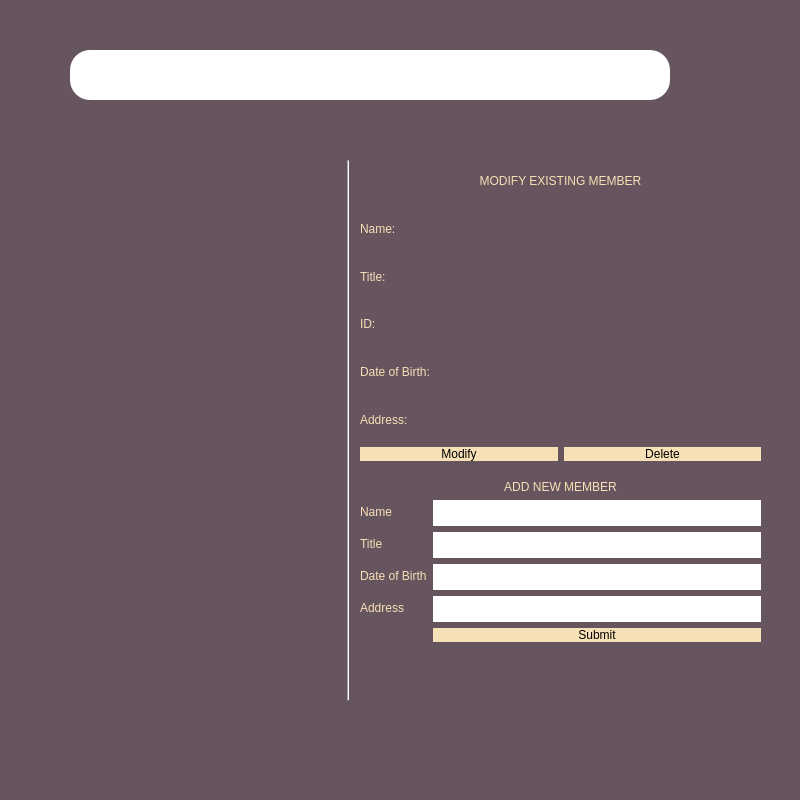
Before: the Qt Designer form development/client/GUI/hr_member.ui in ball2004244/KIPE-member-management, drawn with Qt 5.
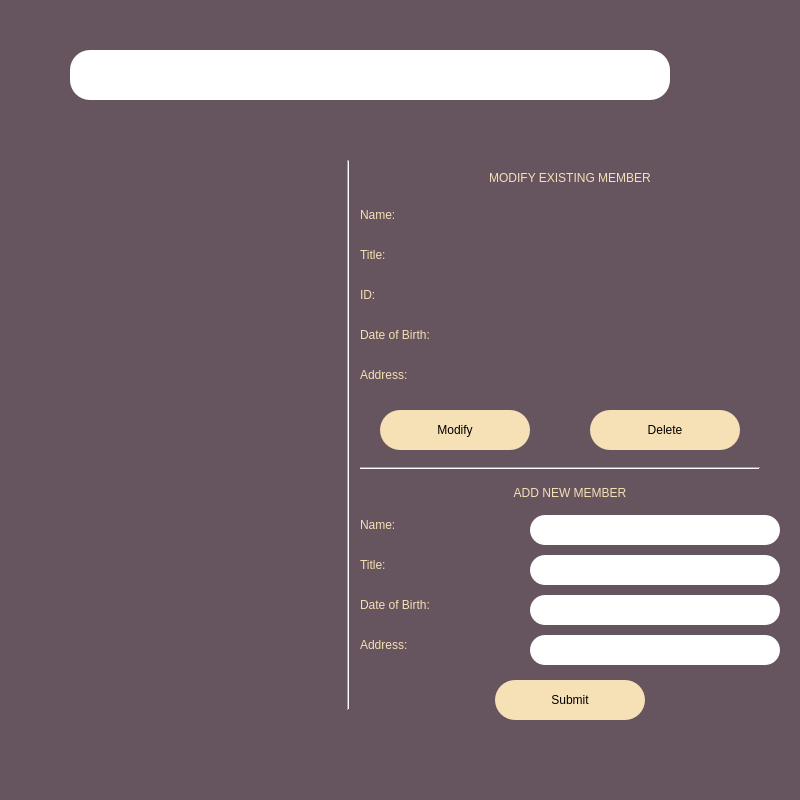
After: the same form once the commit is applied. Icons and pictures are not drawn.

Commit message: Finished Hr GUI, working on Member GUI

What changed in the file:
```diff
--- a/development/client/GUI/hr_member.ui
+++ b/development/client/GUI/hr_member.ui
@@ -120,7 +120,7 @@
      </property>
      <property name="icon">
       <iconset>
-       <normaloff>E:/Tam/Programming/software/Message_Platform/client/desktop/GUI/Resource/default_avatar.png</normaloff>E:/Tam/Programming/software/Message_Platform/client/desktop/GUI/Resource/default_avatar.png</iconset>
+       <normaloff>../../../../../../../software/Message_Platform/client/desktop/GUI/Resource/default_avatar.png</normaloff>../../../../../../../software/Message_Platform/client/desktop/GUI/Resource/default_avatar.png</iconset>
      </property>
      <property name="iconSize">
       <size>
@@ -132,35 +132,28 @@
       <bool>false</bool>
      </property>
     </widget>
-    <widget class="QWidget" name="modify_form_container" native="true">
+    <widget class="Line" name="line">
      <property name="geometry">
       <rect>
-       <x>360</x>
+       <x>340</x>
        <y>160</y>
-       <width>401</width>
-       <height>301</height>
+       <width>16</width>
+       <height>550</height>
       </rect>
      </property>
-     <layout class="QVBoxLayout" name="modify_form">
-      <item>
-       <widget class="QLabel" name="form_name">
-        <property name="styleSheet">
-         <string notr="true">font: 75 20pt &quot;MS Shell Dlg 2&quot;; 
-color: rgb(246, 224, 181);
-text-align: right;</string>
-        </property>
-        <property name="text">
-         <string>MODIFY EXISTING MEMBER</string>
-        </property>
-        <property name="alignment">
-         <set>Qt::AlignCenter</set>
-        </property>
-       </widget>
-      </item>
-      <item>
-       <layout class="QHBoxLayout" name="horizontalLayout_7">
-        <item>
+     <property name="orientation">
+      <enum>Qt::Vertical</enum>
+     </property>
+    </widget>
          <widget class="QLabel" name="name_label">
+     <property name="geometry">
+      <rect>
+       <x>360</x>
+       <y>200</y>
+       <width>180</width>
+       <height>30</height>
+      </rect>
+     </property>
           <property name="styleSheet">
            <string notr="true">font: 75 20pt &quot;MS Shell Dlg 2&quot;; 
 color: rgb(246, 224, 181);
@@ -173,28 +166,15 @@
            <set>Qt::AlignLeading|Qt::AlignLeft|Qt::AlignVCenter</set>
           </property>
          </widget>
-        </item>
-        <item>
-         <widget class="QLabel" name="name_field">
-          <property name="styleSheet">
-           <string notr="true">font: 75 20pt &quot;MS Shell Dlg 2&quot;; 
-color: rgb(246, 224, 181);
-text-align: right;</string>
-          </property>
-          <property name="text">
-           <string/>
-          </property>
-          <property name="alignment">
-           <set>Qt::AlignLeading|Qt::AlignLeft|Qt::AlignVCenter</set>
-          </property>
-         </widget>
-        </item>
-       </layout>
-      </item>
-      <item>
-       <layout class="QHBoxLayout" name="horizontalLayout_6">
-        <item>
          <widget class="QLabel" name="title">
+     <property name="geometry">
+      <rect>
+       <x>360</x>
+       <y>240</y>
+       <width>180</width>
+       <height>30</height>
+      </rect>
+     </property>
           <property name="styleSheet">
            <string notr="true">font: 75 20pt &quot;MS Shell Dlg 2&quot;; 
 color: rgb(246, 224, 181);
@@ -207,28 +187,15 @@
            <set>Qt::AlignLeading|Qt::AlignLeft|Qt::AlignVCenter</set>
           </property>
          </widget>
-        </item>
-        <item>
-         <widget class="QLabel" name="title_field">
-          <property name="styleSheet">
-           <string notr="true">font: 75 20pt &quot;MS Shell Dlg 2&quot;; 
-color: rgb(246, 224, 181);
-text-align: right;</string>
-          </property>
-          <property name="text">
-           <string/>
-          </property>
-          <property name="alignment">
-           <set>Qt::AlignLeading|Qt::AlignLeft|Qt::AlignVCenter</set>
-          </property>
-         </widget>
-        </item>
-       </layout>
-      </item>
-      <item>
-       <layout class="QHBoxLayout" name="horizontalLayout_5">
-        <item>
          <widget class="QLabel" name="id">
+     <property name="geometry">
+      <rect>
+       <x>360</x>
+       <y>280</y>
+       <width>40</width>
+       <height>30</height>
+      </rect>
+     </property>
           <property name="styleSheet">
            <string notr="true">font: 75 20pt &quot;MS Shell Dlg 2&quot;; 
 color: rgb(246, 224, 181);
@@ -241,28 +208,15 @@
            <set>Qt::AlignLeading|Qt::AlignLeft|Qt::AlignVCenter</set>
           </property>
          </widget>
-        </item>
-        <item>
-         <widget class="QLabel" name="id_field">
-          <property name="styleSheet">
-           <string notr="true">font: 75 20pt &quot;MS Shell Dlg 2&quot;; 
-color: rgb(246, 224, 181);
-text-align: right;</string>
-          </property>
-          <property name="text">
-           <string/>
-          </property>
-          <property name="alignment">
-           <set>Qt::AlignLeading|Qt::AlignLeft|Qt::AlignVCenter</set>
-          </property>
-         </widget>
-        </item>
-       </layout>
-      </item>
-      <item>
-       <layout class="QHBoxLayout" name="horizontalLayout_3">
-        <item>
          <widget class="QLabel" name="dob_label">
+     <property name="geometry">
+      <rect>
+       <x>360</x>
+       <y>320</y>
+       <width>180</width>
+       <height>30</height>
+      </rect>
+     </property>
           <property name="styleSheet">
            <string notr="true">font: 75 20pt &quot;MS Shell Dlg 2&quot;; 
 color: rgb(246, 224, 181);
@@ -275,28 +229,15 @@
            <set>Qt::AlignLeading|Qt::AlignLeft|Qt::AlignVCenter</set>
           </property>
          </widget>
-        </item>
-        <item>
-         <widget class="QLabel" name="dob_field">
-          <property name="styleSheet">
-           <string notr="true">font: 75 20pt &quot;MS Shell Dlg 2&quot;; 
-color: rgb(246, 224, 181);
-text-align: right;</string>
-          </property>
-          <property name="text">
-           <string/>
-          </property>
-          <property name="alignment">
-           <set>Qt::AlignLeading|Qt::AlignLeft|Qt::AlignVCenter</set>
-          </property>
-         </widget>
-        </item>
-       </layout>
-      </item>
-      <item>
-       <layout class="QHBoxLayout" name="horizontalLayout">
-        <item>
          <widget class="QLabel" name="address_label">
+     <property name="geometry">
+      <rect>
+       <x>360</x>
+       <y>360</y>
+       <width>180</width>
+       <height>30</height>
+      </rect>
+     </property>
           <property name="styleSheet">
            <string notr="true">font: 75 20pt &quot;MS Shell Dlg 2&quot;; 
 color: rgb(246, 224, 181);
@@ -309,30 +250,17 @@
            <set>Qt::AlignLeading|Qt::AlignLeft|Qt::AlignVCenter</set>
           </property>
          </widget>
-        </item>
-        <item>
-         <widget class="QLabel" name="address_field">
-          <property name="styleSheet">
-           <string notr="true">font: 75 20pt &quot;MS Shell Dlg 2&quot;; 
-color: rgb(246, 224, 181);
-text-align: right;</string>
-          </property>
-          <property name="text">
-           <string/>
-          </property>
-          <property name="alignment">
-           <set>Qt::AlignLeading|Qt::AlignLeft|Qt::AlignVCenter</set>
-          </property>
-         </widget>
-        </item>
-       </layout>
-      </item>
-      <item>
-       <layout class="QHBoxLayout" name="horizontalLayout_9">
-        <item>
          <widget class="QPushButton" name="modify_button">
+     <property name="geometry">
+      <rect>
+       <x>380</x>
+       <y>410</y>
+       <width>150</width>
+       <height>40</height>
+      </rect>
+     </property>
           <property name="styleSheet">
-           <string notr="true">border-radius: 25px;
+      <string notr="true">border-radius: 20px;
 background-color: rgb(246, 224, 181);
 font: 75 18pt &quot;MS Shell Dlg 2&quot;;</string>
           </property>
@@ -340,11 +268,17 @@
            <string>Modify</string>
           </property>
          </widget>
-        </item>
-        <item>
          <widget class="QPushButton" name="delete_button">
+     <property name="geometry">
+      <rect>
+       <x>590</x>
+       <y>410</y>
+       <width>150</width>
+       <height>40</height>
+      </rect>
+     </property>
           <property name="styleSheet">
-           <string notr="true">border-radius: 25px;
+      <string notr="true">border-radius: 20px;
 background-color: rgb(246, 224, 181);
 font: 75 18pt &quot;MS Shell Dlg 2&quot;;</string>
           </property>
@@ -352,23 +286,49 @@
            <string>Delete</string>
           </property>
          </widget>
-        </item>
-       </layout>
-      </item>
-     </layout>
+    <widget class="QLabel" name="form_name">
+     <property name="geometry">
+      <rect>
+       <x>380</x>
+       <y>160</y>
+       <width>380</width>
+       <height>35</height>
+      </rect>
+     </property>
+     <property name="styleSheet">
+      <string notr="true">font: 75 20pt &quot;MS Shell Dlg 2&quot;; 
+color: rgb(246, 224, 181);
+text-align: right;</string>
+     </property>
+     <property name="text">
+      <string>MODIFY EXISTING MEMBER</string>
+     </property>
+     <property name="alignment">
+      <set>Qt::AlignCenter</set>
+     </property>
     </widget>
-    <widget class="QWidget" name="formWidget" native="true">
+    <widget class="Line" name="line_2">
      <property name="geometry">
       <rect>
        <x>360</x>
-       <y>480</y>
-       <width>401</width>
-       <height>230</height>
+       <y>460</y>
+       <width>400</width>
+       <height>16</height>
       </rect>
      </property>
-     <layout class="QFormLayout" name="add_form">
-      <item row="0" column="0" colspan="2">
+     <property name="orientation">
+      <enum>Qt::Horizontal</enum>
+     </property>
+    </widget>
        <widget class="QLabel" name="form_name3">
+     <property name="geometry">
+      <rect>
+       <x>380</x>
+       <y>475</y>
+       <width>380</width>
+       <height>35</height>
+      </rect>
+     </property>
         <property name="styleSheet">
          <string notr="true">font: 75 20pt &quot;MS Shell Dlg 2&quot;; 
 color: rgb(246, 224, 181);
@@ -381,119 +341,190 @@
          <set>Qt::AlignCenter</set>
         </property>
        </widget>
-      </item>
-      <item row="1" column="0">
+    <widget class="QLineEdit" name="name_field">
+     <property name="geometry">
+      <rect>
+       <x>530</x>
+       <y>515</y>
+       <width>250</width>
+       <height>30</height>
+      </rect>
+     </property>
+     <property name="styleSheet">
+      <string notr="true">border-radius: 15px;
+font-size: 20px;
+color: black;</string>
+     </property>
+     <property name="text">
+      <string/>
+     </property>
+    </widget>
+    <widget class="QLineEdit" name="title_field">
+     <property name="geometry">
+      <rect>
+       <x>530</x>
+       <y>555</y>
+       <width>250</width>
+       <height>30</height>
+      </rect>
+     </property>
+     <property name="styleSheet">
+      <string notr="true">border-radius: 15px;
+font-size: 20px;
+color: black;</string>
+     </property>
+    </widget>
+    <widget class="QLineEdit" name="dob_field">
+     <property name="geometry">
+      <rect>
+       <x>530</x>
+       <y>595</y>
+       <width>250</width>
+       <height>30</height>
+      </rect>
+     </property>
+     <property name="styleSheet">
+      <string notr="true">border-radius: 15px;
+font-size: 20px;
+color: black;</string>
+     </property>
+    </widget>
+    <widget class="QLineEdit" name="address_field">
+     <property name="geometry">
+      <rect>
+       <x>530</x>
+       <y>635</y>
+       <width>250</width>
+       <height>30</height>
+      </rect>
+     </property>
+     <property name="styleSheet">
+      <string notr="true">border-radius: 15px;
+font-size: 20px;
+color: black;</string>
+     </property>
+    </widget>
+    <widget class="QPushButton" name="submit_button">
+     <property name="geometry">
+      <rect>
+       <x>495</x>
+       <y>680</y>
+       <width>150</width>
+       <height>40</height>
+      </rect>
+     </property>
+     <property name="styleSheet">
+      <string notr="true">border-radius: 20px;
+background-color: rgb(246, 224, 181);
+font: 75 18pt &quot;MS Shell Dlg 2&quot;;</string>
+     </property>
+     <property name="text">
+      <string>Submit</string>
+     </property>
+    </widget>
        <widget class="QLabel" name="name_label_2">
+     <property name="geometry">
+      <rect>
+       <x>360</x>
+       <y>510</y>
+       <width>80</width>
+       <height>30</height>
+      </rect>
+     </property>
         <property name="styleSheet">
-         <string notr="true">font: 75 14pt &quot;MS Shell Dlg 2&quot;; 
+      <string notr="true">font: 75 20pt &quot;MS Shell Dlg 2&quot;; 
 color: rgb(246, 224, 181);
-</string>
+text-align: right;</string>
         </property>
         <property name="text">
-         <string>Name</string>
-        </property>
-       </widget>
-      </item>
-      <item row="1" column="1">
-       <widget class="QLineEdit" name="name_field_2">
-        <property name="styleSheet">
-         <string notr="true">border-radius: 20px;
-font-size: 20px;
-color: black;</string>
-        </property>
-        <property name="text">
-         <string/>
-        </property>
-       </widget>
-      </item>
-      <item row="2" column="0">
+      <string>Name:</string>
+     </property>
+     <property name="alignment">
+      <set>Qt::AlignLeading|Qt::AlignLeft|Qt::AlignVCenter</set>
+     </property>
+    </widget>
        <widget class="QLabel" name="title_label_2">
+     <property name="geometry">
+      <rect>
+       <x>360</x>
+       <y>550</y>
+       <width>70</width>
+       <height>30</height>
+      </rect>
+     </property>
         <property name="styleSheet">
-         <string notr="true">font: 75 14pt &quot;MS Shell Dlg 2&quot;; 
+      <string notr="true">font: 75 20pt &quot;MS Shell Dlg 2&quot;; 
 color: rgb(246, 224, 181);
-</string>
+text-align: right;</string>
         </property>
         <property name="text">
-         <string>Title</string>
-        </property>
-       </widget>
-      </item>
-      <item row="2" column="1">
-       <widget class="QLineEdit" name="title_field_2">
-        <property name="styleSheet">
-         <string notr="true">border-radius: 20px;
-font-size: 20px;
-color: black;</string>
-        </property>
-       </widget>
-      </item>
-      <item row="3" column="0">
+      <string>Title:</string>
+     </property>
+     <property name="alignment">
+      <set>Qt::AlignLeading|Qt::AlignLeft|Qt::AlignVCenter</set>
+     </property>
+    </widget>
        <widget class="QLabel" name="dob_label_2">
+     <property name="geometry">
+      <rect>
+       <x>360</x>
+       <y>590</y>
+       <width>160</width>
+       <height>30</height>
+      </rect>
+     </property>
         <property name="styleSheet">
-         <string notr="true">font: 75 14pt &quot;MS Shell Dlg 2&quot;; 
+      <string notr="true">font: 75 20pt &quot;MS Shell Dlg 2&quot;; 
 color: rgb(246, 224, 181);
-</string>
+text-align: right;</string>
         </property>
         <property name="text">
-         <string>Date of Birth</string>
-        </property>
-       </widget>
-      </item>
-      <item row="3" column="1">
-       <widget class="QLineEdit" name="dob_field_2">
-        <property name="styleSheet">
-         <string notr="true">border-radius: 20px;
-font-size: 20px;
-color: black;</string>
-        </property>
-       </widget>
-      </item>
-      <item row="4" column="0">
+      <string>Date of Birth: </string>
+     </property>
+     <property name="alignment">
+      <set>Qt::AlignLeading|Qt::AlignLeft|Qt::AlignVCenter</set>
+     </property>
+    </widget>
        <widget class="QLabel" name="address_label_2">
+     <property name="geometry">
+      <rect>
+       <x>360</x>
+       <y>630</y>
+       <width>100</width>
+       <height>30</height>
+      </rect>
+     </property>
         <property name="styleSheet">
-         <string notr="true">font: 75 14pt &quot;MS Shell Dlg 2&quot;; 
+      <string notr="true">font: 75 20pt &quot;MS Shell Dlg 2&quot;; 
 color: rgb(246, 224, 181);
-</string>
+text-align: right;</string>
         </property>
         <property name="text">
-         <string>Address</string>
-        </property>
-       </widget>
-      </item>
-      <item row="4" column="1">
-       <widget class="QLineEdit" name="address_field_2">
-        <property name="styleSheet">
-         <string notr="true">border-radius: 20px;
-font-size: 20px;
-color: black;</string>
-        </property>
-       </widget>
-      </item>
-      <item row="5" column="1">
-       <widget class="QPushButton" name="submit_button">
-        <property name="styleSheet">
-         <string notr="true">border-radius: 25px;
-background-color: rgb(246, 224, 181);
-font: 75 18pt &quot;MS Shell Dlg 2&quot;;</string>
-        </property>
-        <property name="text">
-         <string>Submit</string>
-        </property>
-       </widget>
-      </item>
-     </layout>
-    </widget>
-    <widget class="Line" name="line">
+      <string>Address:</string>
+     </property>
+     <property name="alignment">
+      <set>Qt::AlignLeading|Qt::AlignLeft|Qt::AlignVCenter</set>
+     </property>
+    </widget>
+    <widget class="QLabel" name="modify_id_field">
      <property name="geometry">
       <rect>
-       <x>340</x>
-       <y>160</y>
-       <width>16</width>
-       <height>541</height>
+       <x>530</x>
+       <y>280</y>
+       <width>180</width>
+       <height>30</height>
       </rect>
      </property>
-     <property name="orientation">
-      <enum>Qt::Vertical</enum>
+     <property name="styleSheet">
+      <string notr="true">font: 75 20pt &quot;MS Shell Dlg 2&quot;; 
+color: rgb(246, 224, 181);
+text-align: right;</string>
+     </property>
+     <property name="text">
+      <string/>
+     </property>
+     <property name="alignment">
+      <set>Qt::AlignLeading|Qt::AlignLeft|Qt::AlignVCenter</set>
      </property>
     </widget>
    </widget>
```
Lines whose indentation alone changed are shown as unchanged. The commit also changes 6 other files.
